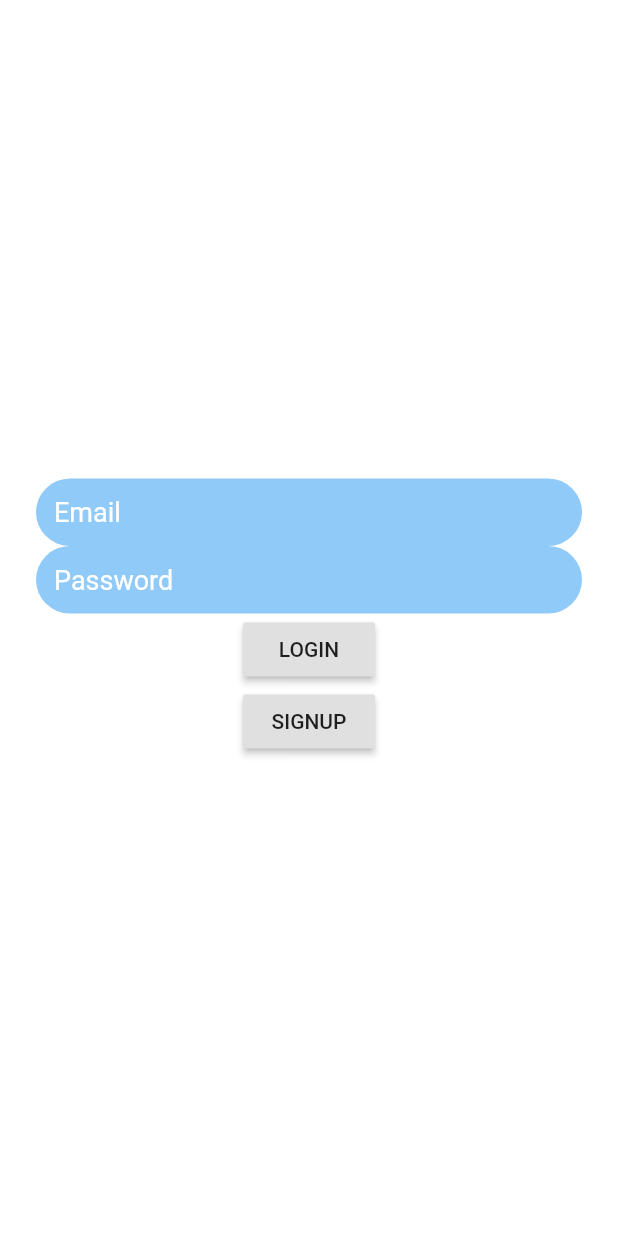
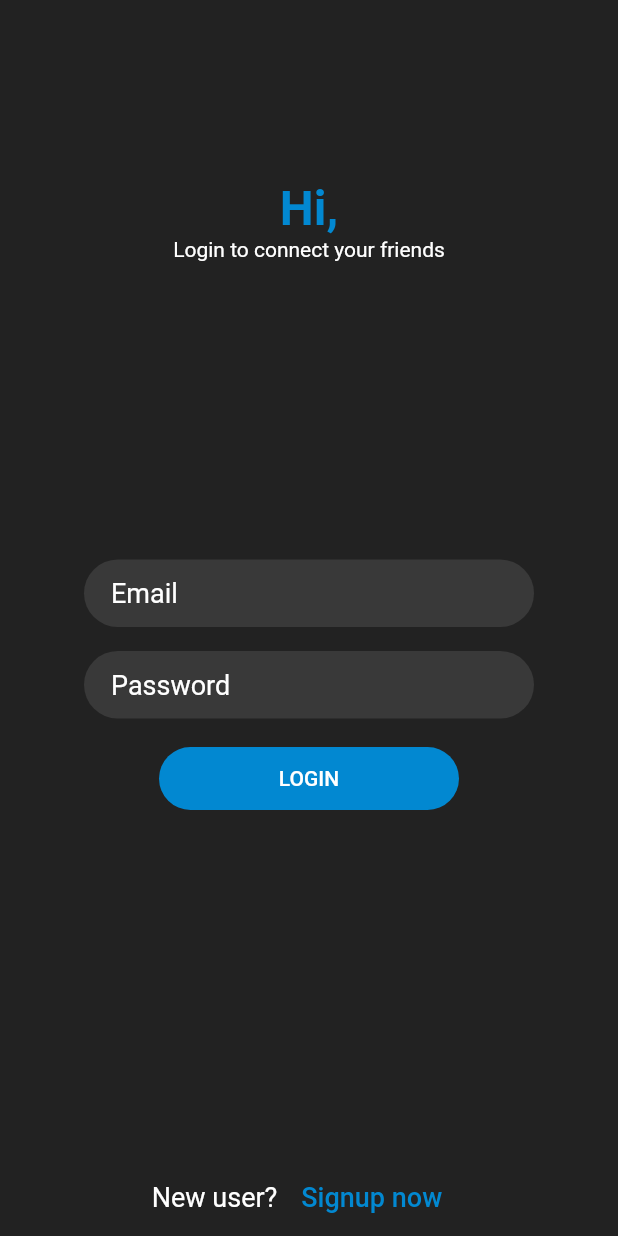
Before and after one commit to lvxduck/Messenger_clone, a Flutter app: the screen it shows after launch, on a phone screen of 412 x 824 dp. Run offline on Flutter 3.47's test engine with Material 2 defaults, Android fonts, the phone set to English and light mode, and no system bars; our stand-ins replace cloud_firestore, firebase_auth, firebase_core, get; accounts and stored records are empty.

Commit message:
Login and SignUp

```diff
--- a/lib/controllers/homeController.dart
+++ b/lib/controllers/homeController.dart
@@ -4,6 +4,7 @@ import 'package:quickmessage/models/message.dart';
 import 'package:quickmessage/models/room.dart';
 import 'package:quickmessage/models/user.dart';
 import 'package:firebase_auth/firebase_auth.dart';
+import 'package:quickmessage/screens/setting.dart';
 import '../screens/chat.dart';
 
 class HomeController extends GetxController {
@@ -154,6 +155,10 @@ class HomeController extends GetxController {
     Get.to(Chat(), arguments: currentUser.value.rooms[index]);
   }
 
+  void openSetting(){
+    Get.to(Setting());
+  }
+
   List<UserChat> searchUser(String query) {
     List<UserChat> suggestionList = [];
     query.isEmpty
--- a/lib/screens/home.dart
+++ b/lib/screens/home.dart
@@ -16,12 +16,12 @@ class Home extends StatelessWidget {
         title: getTitle(),
         leading: FlatButton(
           padding: EdgeInsets.all(0),
-          onPressed: () {},
+          onPressed: () {
+            controller.openSetting();
+          },
           child: CircleAvatar(
             radius: 18,
             backgroundColor: Colors.transparent,
-            // backgroundImage: NetworkImage(
-            //     "https://encrypted-tbn0.gstatic.com/images?q=tbn:ANd9GcSlNyI5Bbsl1vq1BQjH9XA-Z4j0Kkk0cEpAnA&usqp=CAU"),
             child: ClipOval(
               child: Image.network(
                   "https://encrypted-tbn0.gstatic.com/images?q=tbn:ANd9GcSlNyI5Bbsl1vq1BQjH9XA-Z4j0Kkk0cEpAnA&usqp=CAU"),
--- a/lib/screens/login.dart
+++ b/lib/screens/login.dart
@@ -1,3 +1,4 @@
+import 'package:flutter/cupertino.dart';
 import 'package:flutter/material.dart';
 import 'package:get/get.dart';
 import 'package:quickmessage/controllers/loginController.dart';
@@ -7,35 +8,64 @@ import 'package:quickmessage/widgets/myTextField.dart';
 class Login extends StatelessWidget {
   final emailController = TextEditingController();
   final passwordController = TextEditingController();
-
   final LoginController controller = Get.put(LoginController());
 
   @override
   Widget build(BuildContext context) {
     return Scaffold(
-      backgroundColor: Colors.white,
+      backgroundColor: Colors.black87,
       body: Container(
-        padding: EdgeInsets.symmetric(horizontal: 24),
+        padding: EdgeInsets.symmetric(horizontal: 56),
         child: Center(
           child: Stack(
             alignment: AlignmentDirectional.center,
             children: [
               Column(
-                mainAxisAlignment: MainAxisAlignment.center,
+                mainAxisAlignment: MainAxisAlignment.spaceBetween,
                 children: [
-                  MyTextField(emailController, "Email"),
-                  MyTextField(passwordController, "Password"),
-                  RaisedButton(
-                      child: Text("LOGIN"),
-                      onPressed: () => controller.login(
-                          emailController.text, passwordController.text)),
-                  RaisedButton(
-                    child: Text("SIGNUP"),
-                    onPressed: () => controller.signUp(),
-                  )
+                  Column(
+                    children: [
+                      Padding(padding: EdgeInsets.only(top: 120)),
+                      Text("Hi,", style: TextStyle(color: Colors.lightBlue[700], fontSize: 32, fontWeight: FontWeight.bold)),
+                      Text("Login to connect your friends", style: TextStyle(color: Colors.white)),
+                    ],
+                  ),
+                  Column(
+                    children: [
+                      myTextField(emailController, "Email"),
+                      Padding(padding: EdgeInsets.only(top: 16)),
+                      myTextField(passwordController, "Password"),
+                      Padding(padding: EdgeInsets.only(top: 16)),
+                      myFlatButton(
+                        onPressed: () => controller.login(emailController.text, passwordController.text),
+                        content: "LOGIN",
+                      ),
+                    ],
+                  ),
+                  Padding(
+                    padding: const EdgeInsets.only(bottom: 2, top: 32),
+                    child: Row(
+                      mainAxisSize: MainAxisSize.min,
+                      children: [
+                        Text(
+                          "New user?",
+                          style: TextStyle(color: Colors.white, fontSize: 18),
+                        ),
+                        FlatButton(
+                          onPressed: () {
+                            controller.signUp();
+                          },
+                          child: Text(
+                            "Signup now",
+                            style: TextStyle(color: Colors.lightBlue[700], fontSize: 18),
+                          ),
+                        ),
+                      ],
+                    ),
+                  ),
                 ],
               ),
-              Obx(() => controller.isLogin.value?MyLoading():Container())
+              Obx(() => controller.isLogin.value ? MyLoading() : Container())
             ],
           ),
         ),
--- a/lib/widgets/itemUserChat.dart
+++ b/lib/widgets/itemUserChat.dart
@@ -10,6 +10,7 @@ Widget itemUserChat(
   return FlatButton(
     padding: EdgeInsets.symmetric(vertical: 6, horizontal: 16),
     onPressed: onClick,
+    splashColor: Colors.white10,
     child: Container(
       height: 60,
       padding: EdgeInsets.only(top: 4),
--- a/lib/widgets/myTextField.dart
+++ b/lib/widgets/myTextField.dart
@@ -1,26 +1,32 @@
 import 'package:flutter/material.dart';
 
-class MyTextField extends StatelessWidget {
-  final TextEditingController controller;
-  final String hintText;
-
-  MyTextField(this.controller, this.hintText);
-
-  @override
-  Widget build(BuildContext context) {
+Widget myTextField(TextEditingController controller,String hintText){
   return TextField(
     controller: controller,
+    style: TextStyle(fontSize: 18, color: Colors.white),
     decoration: InputDecoration(
       border: OutlineInputBorder(
           borderSide: BorderSide.none,
           borderRadius: BorderRadius.circular(80)),
       isDense: true,
-        fillColor: Colors.blue[200],
+      fillColor: Colors.white10,
       filled: true,
-        contentPadding: EdgeInsets.all(12),
+      contentPadding: EdgeInsets.symmetric(horizontal: 18, vertical: 12),
       hintStyle: TextStyle(fontSize: 18, color: Colors.white),
       hintText: hintText,
     ),
   );
 }
+
+Widget myFlatButton({onPressed, String content}){
+  return FlatButton(
+    minWidth: 200,
+    height: 42,
+    child: Text(content, style: TextStyle(color: Colors.white),),
+    onPressed: onPressed,
+    color: Colors.lightBlue[700],
+    shape: RoundedRectangleBorder(
+      borderRadius: BorderRadius.circular(40),
+    ),
+  );
 }
--- a/pubspec.yaml
+++ b/pubspec.yaml
@@ -27,6 +27,7 @@ dependencies:
   firebase_auth: ^0.20.0+1
   cloud_firestore: ^0.16.0
   get: ^3.24.0
+  flutter_svg: ^0.18.0
 
 
   # The following adds the Cupertino Icons font to your application.
```
Also changed, not shown: lib/controllers/settingController.dart (added, +38 -0 lines), lib/screens/setting.dart (added, +118 -0 lines), lib/screens/signup.dart (+24 -11 lines), pubspec.lock. Lines whose indentation alone changed are shown as unchanged.
